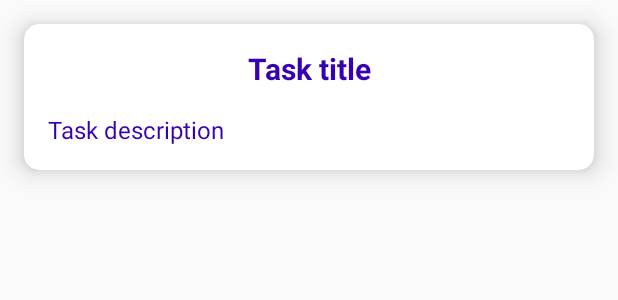
After one commit to XO490/FreeLanceChecker, an Android app: the layout task_item.xml on its own in the app's theme, with its tools: preview values and no code run, on a phone screen of 412 x 824 dp. The commit adds this screen. Shown: the top 300 px of the screen. Run offline under Robolectric (Android 15) with nearby library versions, the phone set to English and light mode, and no system bars.

```diff
--- a/app/build.gradle
+++ b/app/build.gradle
@@ -7,6 +7,7 @@ android {
     compileSdk 31
 
     defaultConfig {
+        viewBinding.enabled=true
         applicationId "xo.freelancechecker"
         minSdk 22
         targetSdk 31
--- /dev/null
+++ b/app/src/main/java/xo/freelancechecker/utils/constants.kt
@@ -0,0 +1,5 @@
+package xo.freelancechecker.utils
+
+import xo.freelancechecker.MainActivity
+
+lateinit var APP_ACTIVITY: MainActivity
--- /dev/null
+++ b/app/src/main/res/layout/task_item.xml
@@ -0,0 +1,44 @@
+<?xml version="1.0" encoding="utf-8"?>
+<androidx.cardview.widget.CardView xmlns:android="http://schemas.android.com/apk/res/android"
+    xmlns:app="http://schemas.android.com/apk/res-auto"
+    xmlns:tools="http://schemas.android.com/tools"
+    android:layout_width="match_parent"
+    android:layout_height="wrap_content"
+    android:layout_margin="@dimen/task_item_magrin"
+    app:cardCornerRadius="@dimen/card_corner_radius"
+    app:cardElevation="@dimen/card_elevation">
+
+    <androidx.constraintlayout.widget.ConstraintLayout
+        android:layout_width="match_parent"
+        android:layout_height="wrap_content">
+        <TextView
+            android:id="@+id/task_title"
+            android:layout_width="match_parent"
+            android:layout_height="wrap_content"
+            android:layout_margin="@dimen/task_item_magrin"
+            tools:text="@string/task_title"
+            android:textColor="@color/design_default_color_primary_dark"
+            android:textStyle="bold"
+            android:textSize="@dimen/task_title_size"
+            android:gravity="center"
+            app:layout_constraintStart_toStartOf="parent"
+            app:layout_constraintTop_toTopOf="parent"
+            app:layout_constraintEnd_toEndOf="parent"/>
+
+        <TextView
+            android:layout_width="match_parent"
+            android:layout_height="wrap_content"
+            tools:text="@string/task_description"
+            android:textSize="@dimen/task_text_description_size"
+            android:textColor="@color/design_default_color_primary_dark"
+            android:layout_margin="@dimen/task_item_magrin"
+            app:layout_constraintTop_toBottomOf="@id/task_title"
+            app:layout_constraintEnd_toEndOf="parent"
+            app:layout_constraintStart_toStartOf="parent"
+            app:layout_constraintBottom_toBottomOf="parent" />
+
+
+    </androidx.constraintlayout.widget.ConstraintLayout>
+
+
+</androidx.cardview.widget.CardView>
--- a/app/src/main/res/values-night/themes.xml
+++ b/app/src/main/res/values-night/themes.xml
@@ -1,6 +1,6 @@
 <resources xmlns:tools="http://schemas.android.com/tools">
     <!-- Base application theme. -->
-    <style name="Theme.FreeLanceChecker" parent="Theme.MaterialComponents.DayNight.DarkActionBar">
+    <style name="Theme.FreeLanceChecker" parent="Theme.AppCompat.DayNight.NoActionBar">
         <!-- Primary brand color. -->
         <item name="colorPrimary">@color/purple_200</item>
         <item name="colorPrimaryVariant">@color/purple_700</item>
--- /dev/null
+++ b/app/src/main/res/values/dimens.xml
@@ -0,0 +1,8 @@
+<?xml version="1.0" encoding="utf-8"?>
+<resources>
+    <dimen name="card_corner_radius">10dp</dimen>
+    <dimen name="card_elevation">10dp</dimen>
+    <dimen name="task_title_size">20sp</dimen>
+    <dimen name="task_item_magrin">16dp</dimen>
+    <dimen name="task_text_description_size">16sp</dimen>
+</resources>
--- a/app/src/main/res/values/strings.xml
+++ b/app/src/main/res/values/strings.xml
@@ -4,4 +4,5 @@
     <string name="hello_blank_fragment">Hello blank fragment</string>
     <string name="task_title">Task title</string>
     <string name="task_description">Task description</string>
+    <string name="toolbar_title">Заказы для фрилансера</string>
 </resources>
--- a/app/src/main/res/values/themes.xml
+++ b/app/src/main/res/values/themes.xml
@@ -1,6 +1,6 @@
 <resources xmlns:tools="http://schemas.android.com/tools">
     <!-- Base application theme. -->
-    <style name="Theme.FreeLanceChecker" parent="Theme.MaterialComponents.DayNight.DarkActionBar">
+    <style name="Theme.FreeLanceChecker" parent="Theme.AppCompat.Light.NoActionBar">
         <!-- Primary brand color. -->
         <item name="colorPrimary">@color/purple_500</item>
         <item name="colorPrimaryVariant">@color/purple_700</item>
```
Also changed, not shown: app/src/main/java/xo/freelancechecker/MainActivity.kt (+23 -1 lines), app/src/main/res/layout/activity_main.xml (+26 -12 lines).
